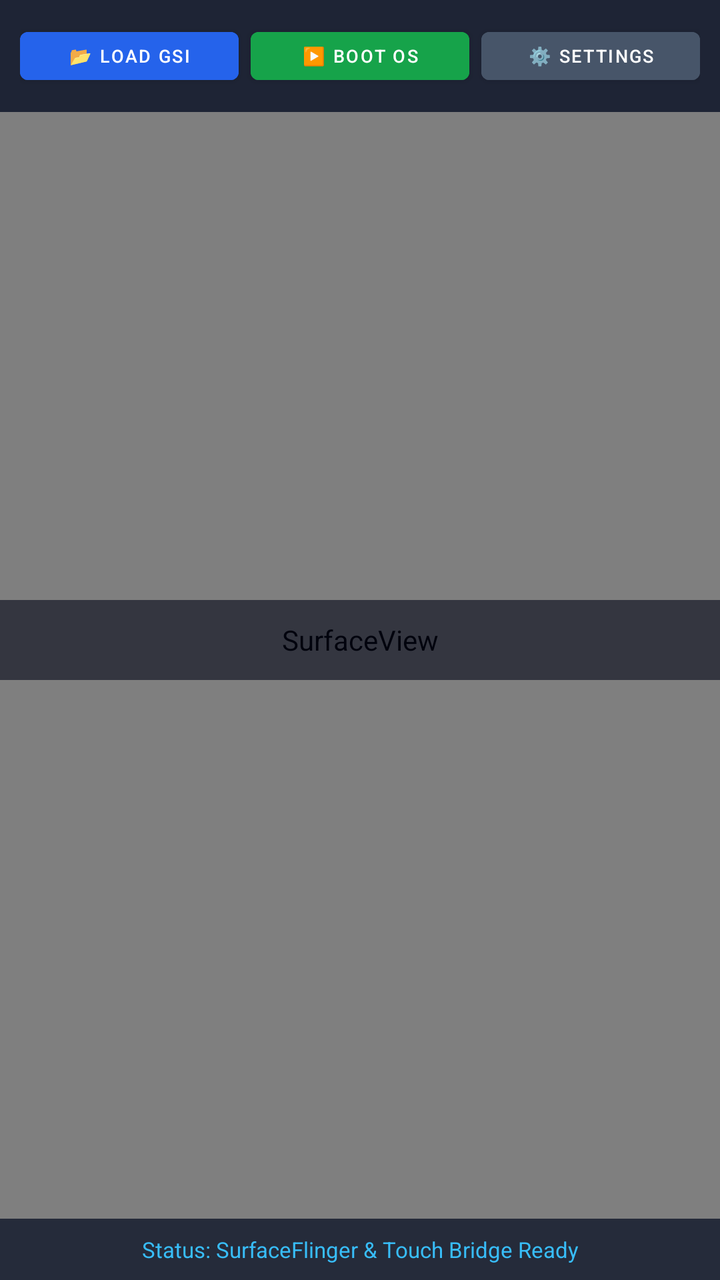
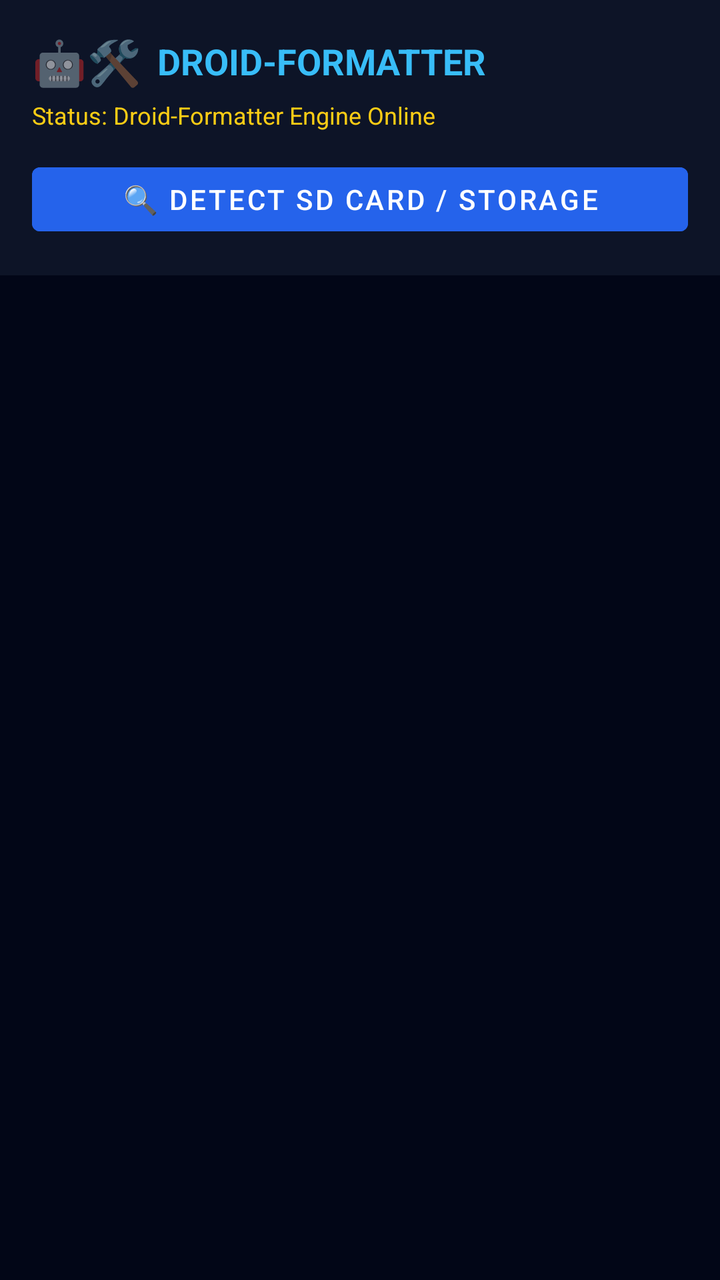

Screens rendered from an Android XML layout before and after an edit, with the pre-edit source and the edit as a unified diff.
<!-- AndroidManifest.xml: application theme Theme.MaterialComponents.DayNight.NoActionBar -->
<!-- res/layout/activity_main.xml -->
<?xml version="1.0" encoding="utf-8"?>
<RelativeLayout xmlns:android="http://schemas.android.com/apk/res/android"
    android:layout_width="match_parent"
    android:layout_height="match_parent"
    android:background="#020617">

    <SurfaceView
        android:id="@+id/vmSurfaceView"
        android:layout_width="match_parent"
        android:layout_height="match_parent" />

    <LinearLayout
        android:layout_width="match_parent"
        android:layout_height="wrap_content"
        android:orientation="horizontal"
        android:background="#DD0F172A"
        android:padding="10dp"
        android:layout_alignParentTop="true">

        <Button
            android:id="@+id/btnLoadImg"
            android:layout_width="0dp"
            android:layout_height="36dp"
            android:layout_weight="1"
            android:text="📂 Load GSI"
            android:textColor="#FFFFFF"
            android:textSize="9sp"
            android:backgroundTint="#2563EB"
            android:layout_marginEnd="4dp" />

        <Button
            android:id="@+id/btnBootVirtualEngine"
            android:layout_width="0dp"
            android:layout_height="36dp"
            android:layout_weight="1"
            android:text="▶️ Boot OS"
            android:textColor="#FFFFFF"
            android:textSize="9sp"
            android:backgroundTint="#16A34A"
            android:layout_marginStart="2dp"
            android:layout_marginEnd="2dp" />

        <Button
            android:id="@+id/btnOpenSettings"
            android:layout_width="0dp"
            android:layout_height="36dp"
            android:layout_weight="1"
            android:text="⚙️ Settings"
            android:textColor="#FFFFFF"
            android:textSize="9sp"
            android:backgroundTint="#475569"
            android:layout_marginStart="4dp" />
    </LinearLayout>

    <GridLayout
        android:id="@+id/appGridContainer"
        android:layout_width="match_parent"
        android:layout_height="wrap_content"
        android:layout_centerInParent="true"
        android:alignmentMode="alignMargins"
        android:columnCount="3"
        android:padding="20dp"
        android:visibility="visible"
        android:background="#99020617">
    </GridLayout>

    <TextView
        android:id="@+id/tvDisplayStatus"
        android:layout_width="match_parent"
        android:layout_height="wrap_content"
        android:layout_alignParentBottom="true"
        android:background="#CC0F172A"
        android:text="Status: SurfaceFlinger &amp; Touch Bridge Ready"
        android:textColor="#38BDF8"
        android:textSize="11sp"
        android:textAlignment="center"
        android:padding="8dp" />

</RelativeLayout>
<!-- resources referenced by this layout -->
<resources>

</resources>

<!-- the commit's change to res/layout/activity_main.xml (unified diff, before → after) -->
@@ -4,76 +4,63 @@
     android:layout_height="match_parent"
     android:background="#020617">
 
-    <SurfaceView
-        android:id="@+id/vmSurfaceView"
-        android:layout_width="match_parent"
-        android:layout_height="match_parent" />
-
     <LinearLayout
         android:layout_width="match_parent"
         android:layout_height="wrap_content"
-        android:orientation="horizontal"
+        android:orientation="vertical"
         android:background="#DD0F172A"
-        android:padding="10dp"
+        android:padding="16dp"
         android:layout_alignParentTop="true">
 
-        <Button
-            android:id="@+id/btnLoadImg"
-            android:layout_width="0dp"
-            android:layout_height="36dp"
-            android:layout_weight="1"
-            android:text="📂 Load GSI"
-            android:textColor="#FFFFFF"
-            android:textSize="9sp"
-            android:backgroundTint="#2563EB"
-            android:layout_marginEnd="4dp" />
+        <LinearLayout
+            android:layout_width="match_parent"
+            android:layout_height="wrap_content"
+            android:orientation="horizontal"
+            android:gravity="center_vertical"
+            android:layout_marginBottom="4dp">
+
+            <TextView
+                android:layout_width="wrap_content"
+                android:layout_height="wrap_content"
+                android:text="🤖🛠️"
+                android:textSize="22sp"
+                android:layout_marginEnd="8dp" />
+
+            <TextView
+                android:layout_width="wrap_content"
+                android:layout_height="wrap_content"
+                android:text="DROID-FORMATTER"
+                android:textColor="#38BDF8"
+                android:textSize="18sp"
+                android:textStyle="bold" />
+        </LinearLayout>
+
+        <TextView
+            android:id="@+id/tvDisplayStatus"
+            android:layout_width="wrap_content"
+            android:layout_height="wrap_content"
+            android:text="Status: Droid-Formatter Engine Online"
+            android:textColor="#FACC15"
+            android:textSize="12sp"
+            android:layout_marginBottom="12dp" />
 
         <Button
-            android:id="@+id/btnBootVirtualEngine"
-            android:layout_width="0dp"
-            android:layout_height="36dp"
-            android:layout_weight="1"
-            android:text="▶️ Boot OS"
+            android:id="@+id/btnDetectStorage"
+            android:layout_width="match_parent"
+            android:layout_height="44dp"
+            android:text="🔍 Detect SD Card / Storage"
             android:textColor="#FFFFFF"
-            android:textSize="9sp"
-            android:backgroundTint="#16A34A"
-            android:layout_marginStart="2dp"
-            android:layout_marginEnd="2dp" />
-
-        <Button
-            android:id="@+id/btnOpenSettings"
-            android:layout_width="0dp"
-            android:layout_height="36dp"
-            android:layout_weight="1"
-            android:text="⚙️ Settings"
-            android:textColor="#FFFFFF"
-            android:textSize="9sp"
-            android:backgroundTint="#475569"
-            android:layout_marginStart="4dp" />
+            android:backgroundTint="#2563EB" />
     </LinearLayout>
 
     <GridLayout
-        android:id="@+id/appGridContainer"
+        android:id="@+id/formatGridContainer"
         android:layout_width="match_parent"
         android:layout_height="wrap_content"
         android:layout_centerInParent="true"
         android:alignmentMode="alignMargins"
-        android:columnCount="3"
-        android:padding="20dp"
-        android:visibility="visible"
-        android:background="#99020617">
+        android:columnCount="2"
+        android:padding="16dp">
     </GridLayout>
 
-    <TextView
-        android:id="@+id/tvDisplayStatus"
-        android:layout_width="match_parent"
-        android:layout_height="wrap_content"
-        android:layout_alignParentBottom="true"
-        android:background="#CC0F172A"
-        android:text="Status: SurfaceFlinger &amp; Touch Bridge Ready"
-        android:textColor="#38BDF8"
-        android:textSize="11sp"
-        android:textAlignment="center"
-        android:padding="8dp" />
-
 </RelativeLayout>
